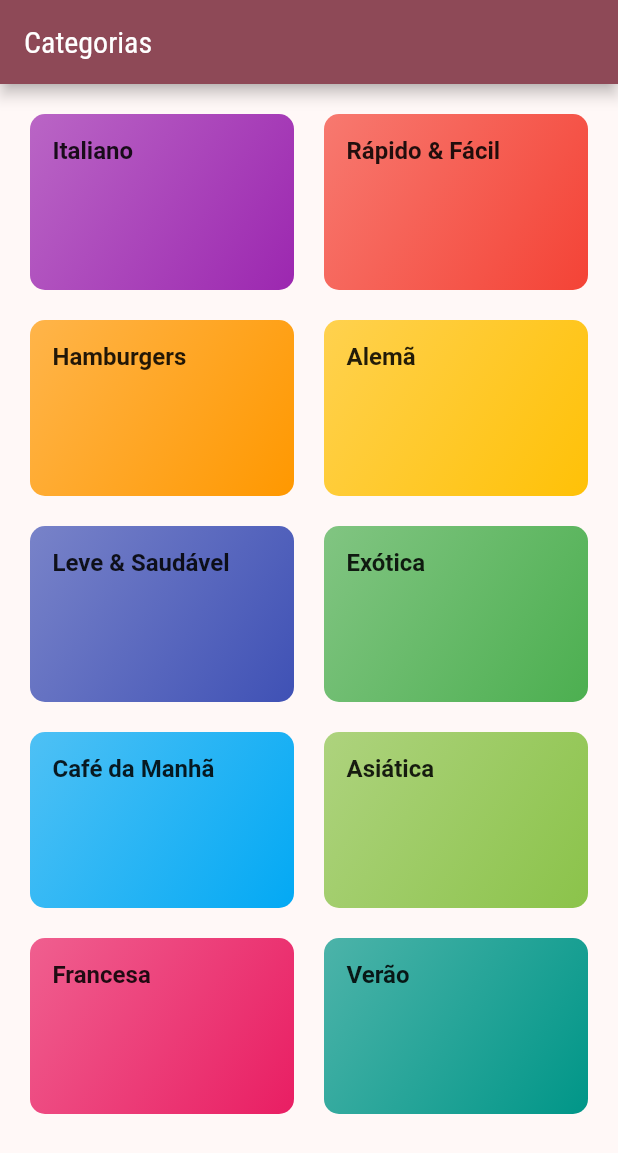
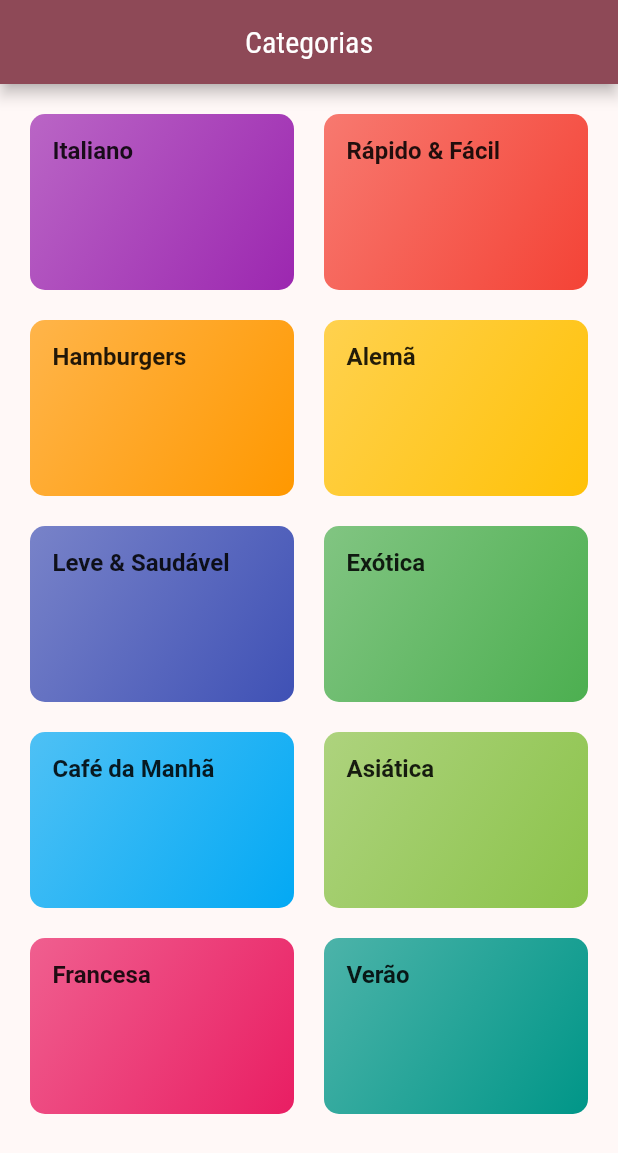
Before and after one commit to uespi-phb/prog4-20232, a Flutter app: the screen it shows after launch, on a phone screen of 412 x 824 dp. Shown: the top 1153 px of the screen. Run offline on Flutter 3.47's test engine with Material 2 defaults, Android fonts, the light colour scheme and no system bars.

Commit message:
Aula 2024-05-07

```diff
--- /dev/null
+++ b/meals/lib/app/app_routes.dart
@@ -0,0 +1,4 @@
+class AppRoutes {
+  static const root = '/';
+  static const categoryMeals = '/category/meals';
+}
--- a/meals/lib/meals_app.dart
+++ b/meals/lib/app/meals_app.dart
@@ -1,6 +1,9 @@
 import 'package:flutter/material.dart';
+import 'package:meals/pages/category_meals_page.dart';
 
-import './pages/main_page.dart';
+import '../models/category.dart';
+import './app_routes.dart';
+import '../pages/main_page.dart';
 
 class MealsApp extends StatelessWidget {
   const MealsApp({super.key});
@@ -21,7 +24,15 @@ class MealsApp extends StatelessWidget {
               ),
             ),
       ),
-      home: const MainPage(),
+      initialRoute: AppRoutes.root,
+      routes: {
+        AppRoutes.root: (context) => const MainPage(),
+        AppRoutes.categoryMeals: (context) {
+          final category =
+              ModalRoute.of(context)?.settings.arguments as Category;
+          return CategoryMealsPage(category);
+        }
+      },
     );
   }
 }
--- /dev/null
+++ b/meals/lib/data/database.dart
@@ -0,0 +1,16 @@
+import 'package:meals/models/category.dart';
+import 'package:meals/models/meal.dart';
+
+import './category.dart';
+import './meals.dart';
+
+class Database {
+  static final _categories = kCategories;
+  static final _meals = kMeals;
+
+  static List<Category> get categories => _categories;
+
+  static Iterable<Meal> mealsByCategory(int id) {
+    return _meals.where((meal) => meal.categories.contains(id));
+  }
+}
--- /dev/null
+++ b/meals/lib/data/meals.dart
@@ -0,0 +1,326 @@
+import '../models/meal.dart';
+
+final kMeals = <Meal>[
+  Meal(
+    id: 1,
+    categories: [1, 2],
+    title: 'Espaguete com Molho de Tomate',
+    cost: Cost.cheap,
+    complexity: Complexity.simple,
+    imageUrl:
+        'https://upload.wikimedia.org/wikipedia/commons/thumb/2/20/Spaghetti_Bolognese_mit_Parmesan_oder_Grana_Padano.jpg/800px-Spaghetti_Bolognese_mit_Parmesan_oder_Grana_Padano.jpg',
+    duration: 20,
+    ingredients: [
+      '4 Tomates',
+      '1 Colher de sopa de azeite',
+      '1 Cebola',
+      '250g Espaguete',
+      'Tempero a gosto',
+      'Queijo (opcional)'
+    ],
+    steps: [
+      'Corte os tomates e a cebola em pequenos pedaços.',
+      'Ferva um pouco de água - adicione sal quando ferver.',
+      'Coloque o espaguete na água fervente - deve ser feito em cerca de 10 a 12 minutos.',
+      'Enquanto isso, aqueça um pouco de azeite e adicione a cebola cortada.',
+      'Após 2 minutos, adicione os pedaços de tomate, sal, pimenta e outras especiarias.',
+      'O molho estará pronto assim que o espaguete estiver.',
+      'Sinta-se à vontade para adicionar um pouco de queijo em cima do prato acabado.',
+    ],
+    isGlutenFree: false,
+    isVegan: true,
+    isVegetarian: true,
+    isLactoseFree: true,
+  ),
+  Meal(
+    id: 2,
+    categories: [2],
+    title: 'Toast Hawaii',
+    cost: Cost.cheap,
+    complexity: Complexity.simple,
+    imageUrl:
+        'https://cdn.pixabay.com/photo/2018/07/11/21/51/toast-3532016_1280.jpg',
+    // 'https://cdn.pixabay.com/photo/218/7/11/21/51/toast-353216_1280.jpg',
+    duration: 10,
+    ingredients: [
+      '1 fatia de pão branco',
+      '1 Slice Ham',
+      '1 fatia de abacaxi',
+      '1-2 fatias de queijo',
+      'Manteiga'
+    ],
+    steps: [
+      'Passe manteiga em um lado do pão branco',
+      'Camada de presunto, o abacaxi e o queijo no pão branco',
+      'Asse a torrada por cerca de 10 minutos no forno a 20 ° C'
+    ],
+    isGlutenFree: false,
+    isVegan: false,
+    isVegetarian: false,
+    isLactoseFree: false,
+  ),
+  Meal(
+    id: 3,
+    categories: [2, 3],
+    title: 'Hambúrguer Clássico',
+    cost: Cost.fair,
+    complexity: Complexity.simple,
+    imageUrl:
+        'https://cdn.pixabay.com/photo/2014/10/23/18/05/burger-500054_1280.jpg',
+    duration: 45,
+    ingredients: [
+      '30g Gado Hack',
+      '1 tomate',
+      '1 pepino',
+      '1 cebola',
+      'Ketchup',
+      '2 pães de hambúrguer'
+    ],
+    steps: [
+      'Formulário 2 hambúrgueres',
+      'Frite os hambúrgueres para c. 4 minutos de cada lado ',
+      'Frite rapidamente os pães para c. 1 minuto de cada lado ',
+      'Pãezinhos Bruch com ketchup',
+      'Sirva hambúrguer com tomate, pepino e cebola'
+    ],
+    isGlutenFree: false,
+    isVegan: false,
+    isVegetarian: false,
+    isLactoseFree: true,
+  ),
+  Meal(
+    id: 4,
+    categories: [4],
+    title: 'Vitela Empanada',
+    cost: Cost.expensive,
+    complexity: Complexity.medium,
+    imageUrl:
+        'https://cdn.pixabay.com/photo/2018/03/31/19/29/schnitzel-3279045_1280.jpg',
+    duration: 60,
+    ingredients: [
+      '8 Cost.letas de Vitela',
+      '4 ovos',
+      '20g Pão Ralado',
+      '10g Farinha',
+      '30ml de manteiga',
+      '10g de óleo vegetal',
+      'Sal',
+      'Fatias de Limão'
+    ],
+    steps: [
+      'Amaciar a vitela para cerca de 2–4 mm, e sal em ambos os lados.',
+      'Em um prato raso, mexa os ovos brevemente com um garfo.',
+      'Cubra levemente as Cost.letas com farinha, mergulhe no ovo e, por fim, cubra com a farinha de rosca.',
+      'Aqueça a manteiga e o óleo em uma panela grande (deixe a gordura ficar bem quente) e frite os schnitzels até dourar de ambos os lados.',
+      'Certifique-se de jogar a panela regularmente para que os schnitzels fiquem rodeados de óleo e o farelo se torne "fofo".',
+      'Retire e escorra em papel absorvente. Frite a salsa no óleo restante e escorra. ',
+      'Coloque os schnitzels em um prato aquecido e sirva guarnecido com salsa e rodelas de limão.'
+    ],
+    isGlutenFree: false,
+    isVegan: false,
+    isVegetarian: false,
+    isLactoseFree: false,
+  ),
+  Meal(
+    id: 5,
+    categories: [2, 5, 10],
+    title: 'Salada com Salmão Fumado',
+    cost: Cost.expensive,
+    complexity: Complexity.simple,
+    imageUrl:
+        'https://cdn.pixabay.com/photo/2016/10/25/13/29/smoked-salmon-salad-1768890_1280.jpg',
+    duration: 15,
+    ingredients: [
+      'Rúcula',
+      'Alface-de-cordeiro',
+      'Salsinha',
+      'Funcho',
+      '20g de salmão fumado',
+      'Mostarda',
+      'Vinagre balsâmico',
+      'Azeite',
+      'Sal e pimenta'
+    ],
+    steps: [
+      'Lave e corte salada e ervas',
+      'Corte o salmão em cubos',
+      'Transforme a mostarda, o vinagre e o azeite em uma sobremesa',
+      'Prepare a salada',
+      'Adicione cubos de salmão e molho'
+    ],
+    isGlutenFree: true,
+    isVegan: false,
+    isVegetarian: true,
+    isLactoseFree: true,
+  ),
+  Meal(
+    id: 6,
+    categories: [6, 10],
+    title: 'Mousse Delicioso de Laranja',
+    cost: Cost.cheap,
+    complexity: Complexity.difficult,
+    imageUrl:
+        'https://cdn.pixabay.com/photo/2017/05/01/05/18/pastry-2274750_1280.jpg',
+    duration: 240,
+    ingredients: [
+      '4 folhas de gelatina',
+      '150ml de suco de laranja',
+      '80g de açúcar',
+      '30g de iogurte',
+      'Creme 20g',
+      'Casca de laranja',
+    ],
+    steps: [
+      'Dissolva a gelatina na panela',
+      'Adicione suco de laranja e açúcar',
+      'Tire a panela do fogão',
+      'Adicione 2 colheres de sopa de iogurte',
+      'Misture a gelatina sob o iogurte restante',
+      'Esfrie tudo na geladeira',
+      'Bata o creme e levante-o sob a massa de laranja',
+      'Resfrie novamente por pelo menos 4 horas',
+      'Sirva com casca de laranja',
+    ],
+    isGlutenFree: true,
+    isVegan: false,
+    isVegetarian: true,
+    isLactoseFree: false,
+  ),
+  Meal(
+    id: 7,
+    categories: [7],
+    title: 'Panquecas',
+    cost: Cost.cheap,
+    complexity: Complexity.simple,
+    imageUrl:
+        'https://cdn.pixabay.com/photo/2018/07/10/21/23/pancake-3529653_1280.jpg',
+    duration: 20,
+    ingredients: [
+      '1 1/2 xícara de farinha multiuso',
+      '3 1/2 colheres de chá de fermento em pó',
+      '1 colher de chá de sal',
+      '1 colher de sopa de açúcar branco',
+      '1 1/4 xícara de leite',
+      '1 ovo',
+      '3 colheres de sopa de manteiga derretida',
+    ],
+    steps: [
+      'Em uma tigela grande, peneire a farinha, o fermento, o sal e o açúcar.',
+      'Faça um buraco no centro e deite o leite, o ovo e a manteiga derretida; misture até ficar homogêneo. ',
+      'Aqueça uma frigideira ou frigideira levemente untada com óleo em fogo médio-alto.',
+      'Despeje ou despeje a massa na frigideira, usando aproximadamente 1/4 de xícara para cada panqueca. Marrom em ambos os lados e servir quente.'
+    ],
+    isGlutenFree: true,
+    isVegan: false,
+    isVegetarian: true,
+    isLactoseFree: false,
+  ),
+  Meal(
+    id: 8,
+    categories: [8],
+    title: 'Caril de Frango Indiano Cremoso',
+    cost: Cost.fair,
+    complexity: Complexity.medium,
+    imageUrl:
+        'https://cdn.pixabay.com/photo/2018/06/18/16/05/indian-food-3482749_1280.jpg',
+    duration: 35,
+    ingredients: [
+      '4 Peitos de Frango',
+      '1 cebola',
+      '2 dentes de alho',
+      '1 Pedaço de Gengibre',
+      '4 colheres de sopa de amêndoas',
+      '1 colher de chá de pimenta caiena',
+      '50ml de leite de coco',
+    ],
+    steps: [
+      'Fatiar e fritar o peito de frango',
+      'Transforme a cebola, o alho e o gengibre na pasta e refogue tudo',
+      'Adicione especiarias e frite',
+      'Adicione o peito de frango + 250ml de água e cozinhe tudo por 10 minutos',
+      'Adicionar leite de coco',
+      'Sirva com arroz'
+    ],
+    isGlutenFree: true,
+    isVegan: false,
+    isVegetarian: false,
+    isLactoseFree: true,
+  ),
+  Meal(
+    id: 9,
+    categories: [9],
+    title: 'Suflê de Chocolate',
+    cost: Cost.cheap,
+    complexity: Complexity.difficult,
+    imageUrl:
+        'https://cdn.pixabay.com/photo/214/8/7/21/7/souffle-412785_1280.jpg',
+    duration: 45,
+    ingredients: [
+      '1 colher de chá de manteiga derretida',
+      '2 colheres de sopa de açúcar branco',
+      '2 onças 70% chocolate amargo, quebrado em pedaços',
+      '1 colher de sopa de manteiga',
+      '1 colher de sopa de farinha multiuso',
+      '4 1/3 colheres de sopa de leite frio',
+      '1 pitada de sal',
+      '1 Pinch Cayenne Pepper',
+      '1 Gema de Ovo Grande',
+      '2 grandes claras de ovo',
+      '1 pitada de creme de tártaro',
+      '1 colher de sopa de açúcar branco',
+    ],
+    steps: [
+      'Pré-aqueça o forno a 190 ° C. Forre uma assadeira com bordas com papel manteiga. ',
+      'Pincele o fundo e as laterais de 2 ramequins levemente com 1 colher de chá de manteiga derretida; cubra a parte inferior e as laterais até a borda. ',
+      'Adicione 1 colher de sopa de açúcar branco aos ramequins. Gire os ramequins até que o açúcar cubra todas as superfícies. ',
+      'Coloque os pedaços de chocolate em uma tigela de metal.',
+      'Coloque a tigela sobre uma panela com cerca de 3 xícaras de água quente em fogo baixo.',
+      'Derreta 1 colher de sopa de manteiga em uma frigideira em fogo médio. Polvilhe com farinha. Bata até que a farinha esteja incorporada na manteiga e a mistura engrosse. ',
+      'Bata no leite frio até a mistura ficar lisa e espessa. Transfira a mistura para uma tigela com o chocolate derretido. ',
+      'Adicione sal e pimenta-de-caiena. Misture bem. Adicione a gema de ovo e misture bem. ',
+      'Deixe a tigela acima da água quente (não fervendo) para manter o chocolate quente enquanto bate as claras em neve.',
+      'Coloque 2 claras de ovo em uma tigela; adicione creme de tártaro. Bata até a mistura começar a engrossar e um fiozinho do batedor ficar na superfície cerca de 1 segundo antes de desaparecer na mistura. ',
+      'Adicione 1/3 do açúcar e bata. Bata um pouco mais de açúcar por cerca de 15 segundos.',
+      'misture o resto do açúcar. Continue mexendo até que a mistura fique tão espessa quanto creme de barbear e mantenha picos suaves, 3 a 5 minutos. ',
+      'Transfira um pouco menos da metade das claras para o chocolate.',
+      'Misture até que as claras estejam completamente incorporadas ao chocolate.',
+      'Adicione o resto das claras; Dobre suavemente no chocolate com uma espátula, levantando do fundo e dobrando. ',
+      'Pare de misturar depois que a clara do ovo desaparecer. Divida a mistura entre 2 ramequins preparados. Coloque os ramequins na assadeira preparada. ',
+      'Asse em forno pré-aquecido até que as brigas estejam estufadas e tenham subido acima do topo das bordas, 12 a 15 minutos.',
+    ],
+    isGlutenFree: true,
+    isVegan: false,
+    isVegetarian: true,
+    isLactoseFree: false,
+  ),
+  Meal(
+    id: 0,
+    categories: [2, 5, 10],
+    title: 'Salada de Aspargos com Tomate Cereja',
+    cost: Cost.expensive,
+    complexity: Complexity.simple,
+    imageUrl:
+        'https://cdn.pixabay.com/photo/2018/04/09/18/26/asparagus-3304997_1280.jpg',
+    duration: 30,
+    ingredients: [
+      'Espargos brancos e verdes',
+      '30g Pinhões',
+      '30g de tomate cereja',
+      'Salada',
+      'Sal, Pimenta e Azeite'
+    ],
+    steps: [
+      'Lave, descasque e corte os aspargos',
+      'Cozinhe em água salgada',
+      'Salgue e apimente os aspargos',
+      'Asse os pinhões',
+      'Corte os tomates pela metade',
+      'Misture com espargos, salada e molho',
+      'Sirva com Baguette'
+    ],
+    isGlutenFree: true,
+    isVegan: true,
+    isVegetarian: true,
+    isLactoseFree: true,
+  ),
+];
--- a/meals/lib/main.dart
+++ b/meals/lib/main.dart
@@ -1,6 +1,6 @@
 import 'package:flutter/widgets.dart';
 
-import './meals_app.dart';
+import 'app/meals_app.dart';
 
 void main() {
   runApp(const MealsApp());
--- /dev/null
+++ b/meals/lib/pages/category_meals_page.dart
@@ -0,0 +1,31 @@
+import 'package:flutter/material.dart';
+
+import '../data/database.dart';
+import '../models/category.dart';
+import '../widgets/meal_card.dart';
+
+class CategoryMealsPage extends StatelessWidget {
+  final Category category;
+
+  const CategoryMealsPage(
+    this.category, {
+    super.key,
+  });
+
+  @override
+  Widget build(BuildContext context) {
+    final meals = Database.mealsByCategory(category.id).toList();
+
+    return Scaffold(
+      appBar: AppBar(
+        title: Text(category.title),
+        centerTitle: true,
+      ),
+      body: ListView.builder(
+//        padding: EdgeInsets.zero,
+        itemCount: meals.length,
+        itemBuilder: (_, index) => MealCard(meals[index]),
+      ),
+    );
+  }
+}
--- a/meals/lib/pages/main_page.dart
+++ b/meals/lib/pages/main_page.dart
@@ -1,6 +1,6 @@
 import 'package:flutter/material.dart';
 
-import '../data/category.dart';
+import '../data/database.dart';
 import '../widgets/category_card.dart';
 
 class MainPage extends StatelessWidget {
@@ -11,7 +11,7 @@ class MainPage extends StatelessWidget {
     return Scaffold(
       appBar: AppBar(
         title: const Text('Categorias'),
-        centerTitle: false,
+        centerTitle: true,
       ),
       body: Padding(
         padding: const EdgeInsets.all(20.0),
@@ -22,8 +22,9 @@ class MainPage extends StatelessWidget {
             crossAxisSpacing: 20.0,
             childAspectRatio: 3 / 2,
           ),
-          children:
-              kCategories.map((category) => CategoryCard(category)).toList(),
+          children: Database.categories
+              .map((category) => CategoryCard(category))
+              .toList(),
         ),
       ),
     );
--- a/meals/lib/widgets/category_card.dart
+++ b/meals/lib/widgets/category_card.dart
@@ -1,5 +1,6 @@
 import 'package:flutter/material.dart';
 
+import '../app/app_routes.dart';
 import '../models/category.dart';
 
 class CategoryCard extends StatelessWidget {
@@ -14,7 +15,12 @@ class CategoryCard extends StatelessWidget {
   Widget build(BuildContext context) {
     return InkWell(
       hoverColor: Colors.green,
-      onTap: () {},
+      onTap: () {
+        Navigator.of(context).pushNamed(
+          AppRoutes.categoryMeals,
+          arguments: category,
+        );
+      },
       splashColor: Theme.of(context).primaryColor,
       borderRadius: BorderRadius.circular(10.0),
       child: Container(
--- /dev/null
+++ b/meals/lib/widgets/meal_card.dart
@@ -0,0 +1,29 @@
+import 'package:flutter/material.dart';
+
+import '../models/meal.dart';
+
+class MealCard extends StatelessWidget {
+  final Meal meal;
+
+  const MealCard(
+    this.meal, {
+    super.key,
+  });
+
+  @override
+  Widget build(BuildContext context) {
+    return InkWell(
+      child: Card(
+        shape: RoundedRectangleBorder(
+          borderRadius: BorderRadius.circular(10.0),
+        ),
+        child: Image.network(
+          meal.imageUrl,
+          height: 200.0,
+          width: double.infinity,
+          fit: BoxFit.cover,
+        ),
+      ),
+    );
+  }
+}
```
